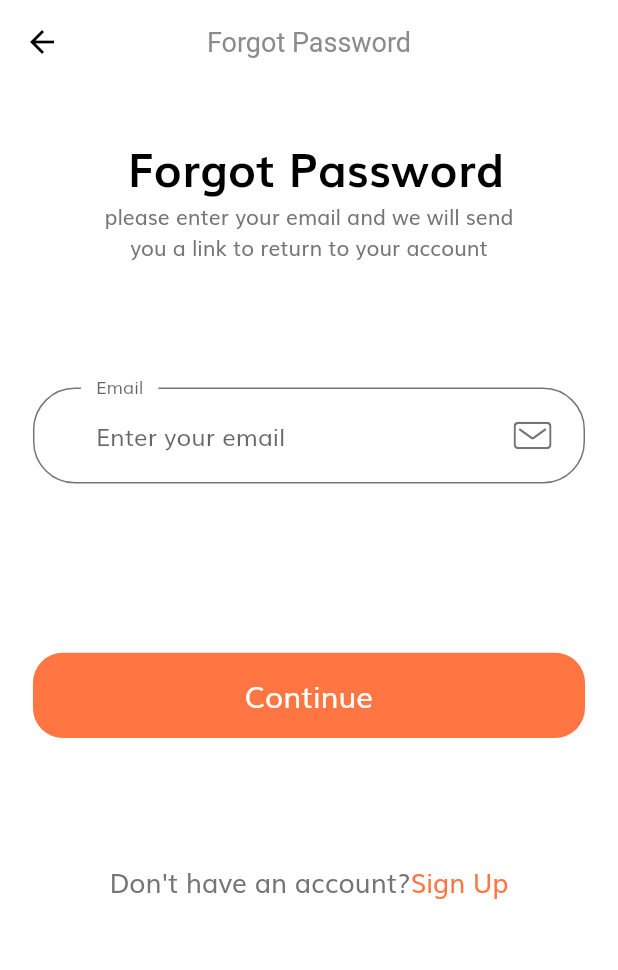
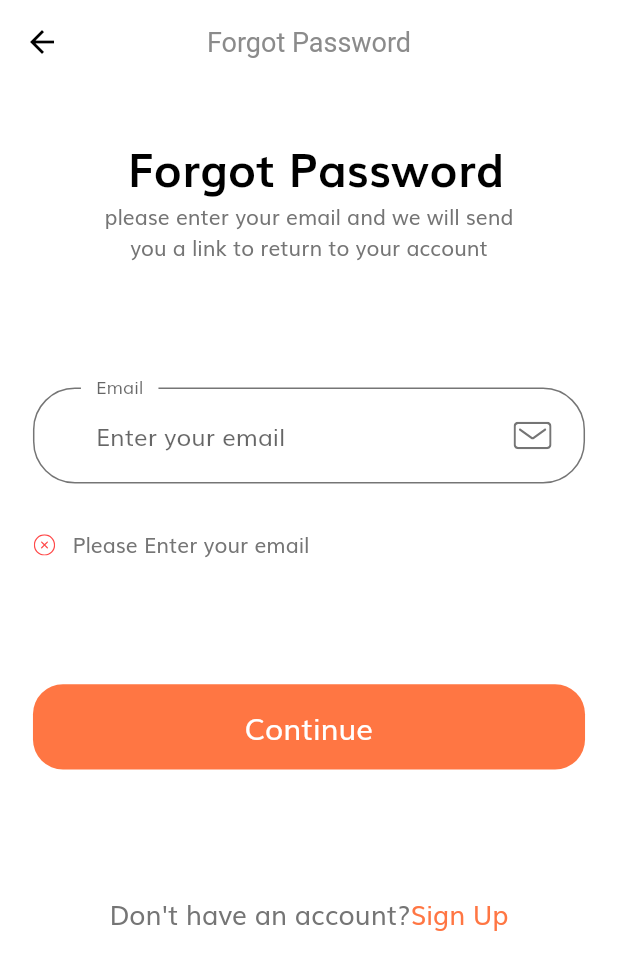
Before and after one commit to Sir-Nath/E-commerce-App-UI, a Flutter app: the ForgotPasswordScreen screen opened by its route, after a tap on "Continue", on a phone screen of 412 x 824 dp. Shown: the top 970 px of the screen. Run offline on Flutter 3.47's test engine with Material 2 defaults, Android fonts, the light colour scheme and no system bars; our stand-ins replace flutter_svg.

Commit message:
third commit

```diff
--- a/lib/components/no_account_text.dart
+++ b/lib/components/no_account_text.dart
@@ -3,6 +3,7 @@ import 'package:flutter/material.dart';
 import '../constants.dart';
 import '../screens/forgot_password/forgot_password_screen.dart';
 import '../size_config.dart';
+
 class NoAccountText extends StatelessWidget {
   const NoAccountText({
     Key? key,
@@ -13,17 +14,18 @@ class NoAccountText extends StatelessWidget {
     return Row(
       mainAxisAlignment: MainAxisAlignment.center,
       children: [
-        Text('Don\'t have an account?',
-          style: TextStyle(
-              fontSize: getProportionateScreenWidth(16)
-          ),),
+        Text(
+          'Don\'t have an account?',
+          style: TextStyle(fontSize: getProportionateScreenWidth(16)),
+        ),
         GestureDetector(
-          onTap: () => Navigator.popAndPushNamed(context, ForgotPasswordScreen.routeName),
-          child: Text('Sign Up',
+          onTap: () {},
+          child: Text(
+            'Sign Up',
             style: TextStyle(
                 fontSize: getProportionateScreenWidth(16),
-                color: kPrimaryColor
-            ),),
+                color: kPrimaryColor),
+          ),
         ),
       ],
     );
--- a/lib/routs.dart
+++ b/lib/routs.dart
@@ -1,10 +1,12 @@
 import 'package:e_commerce_app_ui/screens/forgot_password/forgot_password_screen.dart';
+import 'package:e_commerce_app_ui/screens/login_success/login_success_screen.dart';
 import 'package:e_commerce_app_ui/screens/sign_up/sign_in_screen.dart';
 import 'package:e_commerce_app_ui/screens/splash/splash_screen.dart';
 import 'package:flutter/material.dart';
 
 final Map<String, WidgetBuilder> routes = {
   SplashScreen.routeName: (context) => SplashScreen(),
-  SignInScreen.routeName: (context) => SignInScreen(),
-  ForgotPasswordScreen.routeName : (context) => ForgotPasswordScreen()
+  SignInScreen.routeName: (context) => const SignInScreen(),
+  ForgotPasswordScreen.routeName : (context) => const ForgotPasswordScreen(),
+  LoginSuccessScreen.routeName : (context) => const LoginSuccessScreen()
 };
--- a/lib/screens/forgot_password/components/body.dart
+++ b/lib/screens/forgot_password/components/body.dart
@@ -2,7 +2,6 @@ import 'package:e_commerce_app_ui/components/default_button.dart';
 import 'package:e_commerce_app_ui/components/no_account_text.dart';
 import 'package:e_commerce_app_ui/size_config.dart';
 import 'package:flutter/material.dart';
-
 import '../../../components/custom_suffix_icon.dart';
 import '../../../components/form_error.dart';
 import '../../../constants.dart';
@@ -32,7 +31,7 @@ class Body extends StatelessWidget {
                 textAlign: TextAlign.center,
               ),
               SizedBox(height: SizeConfig.screenHeight*0.1,),
-              ForgotPasswordForm()
+              const ForgotPasswordForm()
             ],
           ),
         ),
@@ -49,12 +48,14 @@ class ForgotPasswordForm extends StatefulWidget {
 }
 
 class _ForgotPasswordFormState extends State<ForgotPasswordForm> {
+  final _formKey = GlobalKey<FormState>();
   List<String> errors = [];
   late String email;
   @override
   Widget build(BuildContext context) {
-
-    return Column(
+    return Form(
+      key: _formKey,
+      child: Column(
         children: [
           TextFormField(
             keyboardType: TextInputType.emailAddress,
@@ -98,10 +99,15 @@ class _ForgotPasswordFormState extends State<ForgotPasswordForm> {
           FormError(errors: errors),
           SizedBox(height: SizeConfig.screenHeight*0.1,),
           DefaultButton(text: 'Continue',
-        press: (){},),
+          press: (){
+            if(_formKey.currentState!.validate()){
+              //Do something if it validate
+            }
+          },),
           SizedBox(height: SizeConfig.screenHeight*0.1,),
-        NoAccountText()
+          const NoAccountText()
         ],
+      ),
     );
   }
 }
```
Also changed, not shown: lib/screens/login_success/components/body.dart (added, +30 -0 lines), lib/screens/login_success/login_success_screen.dart (added, +18 -0 lines), lib/screens/sign_up/sign_form.dart (+8 -1 lines). Lines whose indentation alone changed are shown as unchanged.
